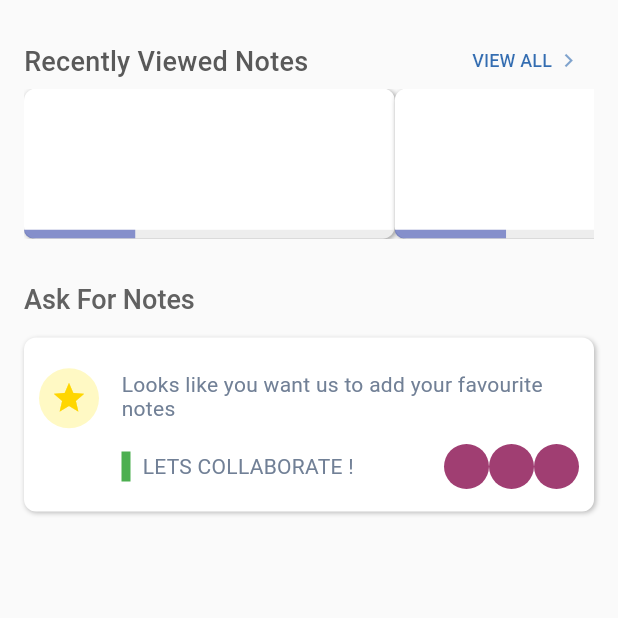
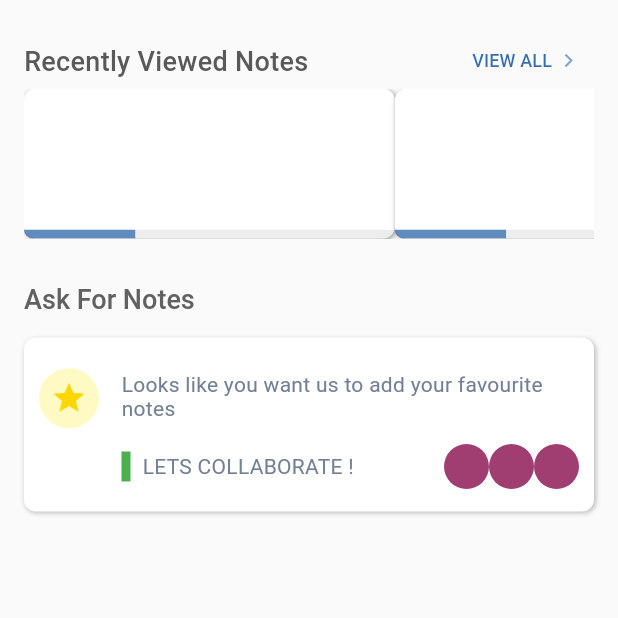
Before and after one commit to Assignment-Nepal/buddy-notes, a Flutter app: the screen it shows after launch, on a phone screen of 412 x 824 dp, the top half of it. Run offline on Flutter 3.47's test engine with Material 2 defaults, Android fonts, the light colour scheme and no system bars; drawn by our look-alikes of curved_navigation_bar; our stand-ins replace cloud_firestore, firebase_auth, firebase_core, firebase_crashlytics, flutter_riverpod, logger; accounts and stored records are empty.

Commit message:
Nav bar added & desgin added for home page

```diff
--- a/lib/home/tab/hone_tab/home_view.dart
+++ b/lib/home/tab/hone_tab/home_view.dart
@@ -330,7 +330,7 @@ class _RecentViewedItemState extends State<RecentViewedItem> {
         height: 6,
         child: LinearProgressIndicator(
           valueColor: AlwaysStoppedAnimation<Color>(
-              AppColors.violetDarkColor.withOpacity(0.6)),
+             Theme.of(context).primaryColor.withOpacity(0.6)),
           backgroundColor: AppColors.lightHintColor.withOpacity(0.3),
           value: .3,
         ),
```
